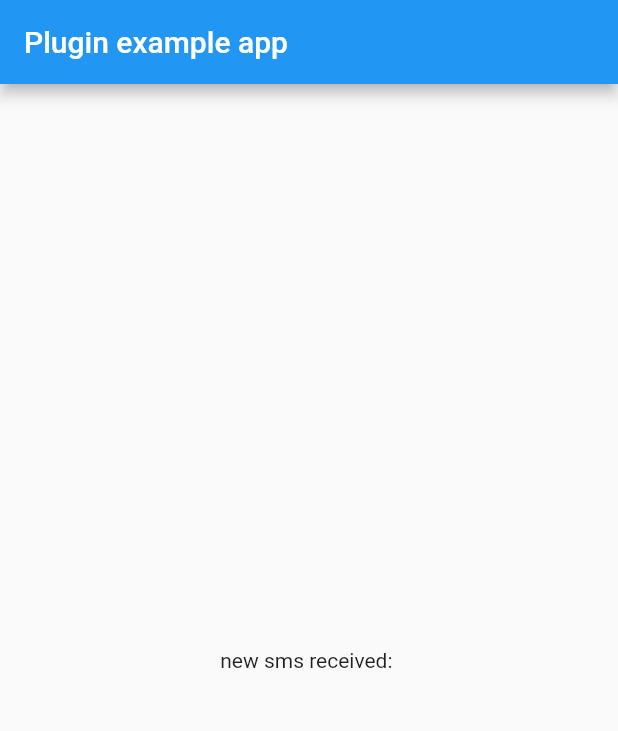
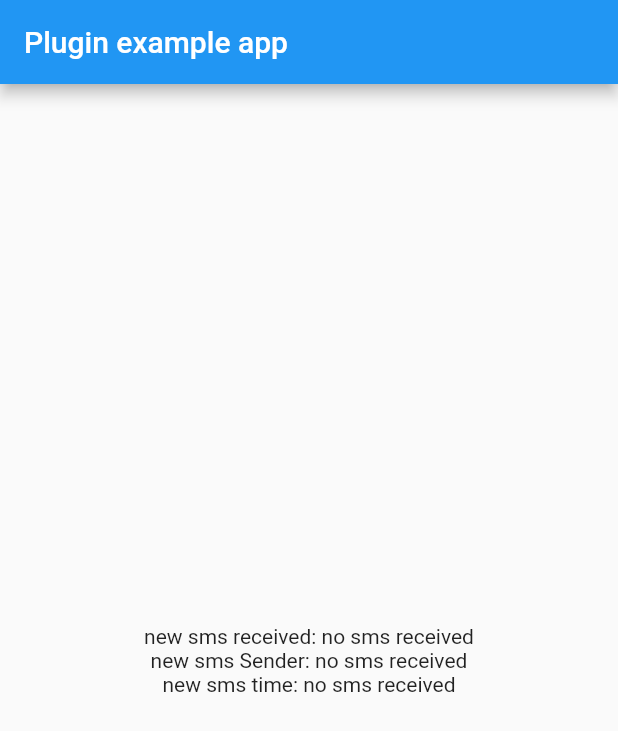
Before and after one commit to Ayush783/readsms_plugin, a Flutter app: the screen it shows after launch, on a phone screen of 412 x 824 dp. Shown: the top 731 px of the screen. Run offline on Flutter 3.47's test engine with Material 2 defaults, Android fonts, the phone set to English and light mode, and no system bars; our stand-ins replace permission_handler.

Commit message:
updated example/lib/main.dart

```diff
--- a/example/lib/main.dart
+++ b/example/lib/main.dart
@@ -16,7 +16,9 @@ class MyApp extends StatefulWidget {
 
 class _MyAppState extends State<MyApp> {
   final _plugin = Readsms();
-  String sms = '';
+  String sms = 'no sms received';
+  String sender = 'no sms received';
+  String time = 'no sms received';
 
   @override
   void initState() {
@@ -26,7 +28,9 @@ class _MyAppState extends State<MyApp> {
         _plugin.read();
         _plugin.smsStream.listen((event) {
           setState(() {
-            sms = event;
+            sms = event.body;
+            sender = event.sender;
+            time = event.timeReceived.toString();
           });
         });
       }
@@ -59,7 +63,14 @@ class _MyAppState extends State<MyApp> {
           title: const Text('Plugin example app'),
         ),
         body: Center(
-          child: Text('new sms received: $sms'),
+          child: Column(
+            mainAxisAlignment: MainAxisAlignment.center,
+            children: [
+              Text('new sms received: $sms'),
+              Text('new sms Sender: $sender'),
+              Text('new sms time: $time'),
+            ],
+          ),
         ),
       ),
     );
```
